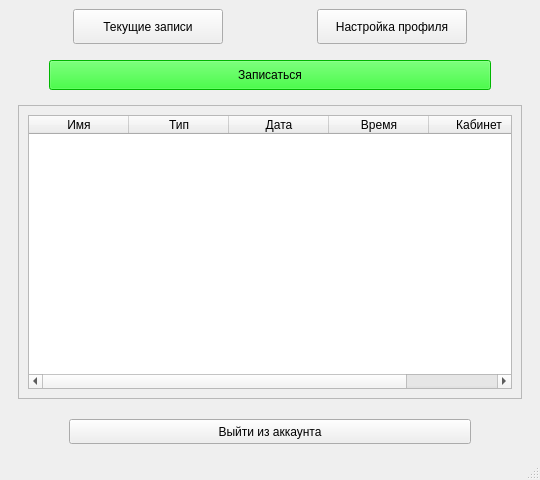
iktkhor/dentapp, file clientmenu.ui: the form before one commit.
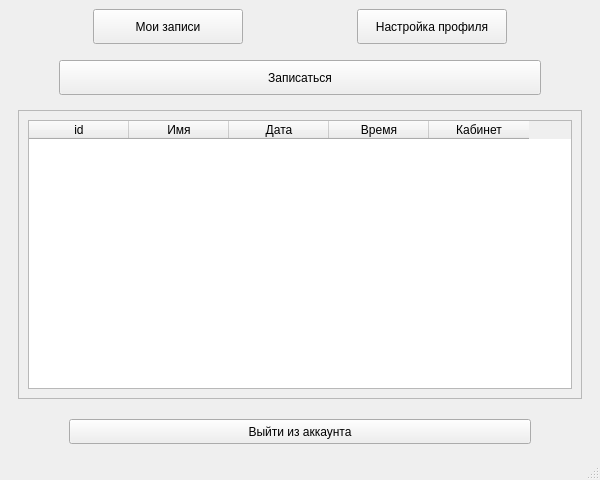
The form after the commit. The open tabs and pages were chosen to show the change.

The edit to the form file:
```diff
--- a/clientmenu.ui
+++ b/clientmenu.ui
@@ -6,13 +6,13 @@
    <rect>
     <x>0</x>
     <y>0</y>
-    <width>540</width>
+    <width>600</width>
     <height>480</height>
    </rect>
   </property>
   <property name="minimumSize">
    <size>
-    <width>540</width>
+    <width>600</width>
     <height>480</height>
    </size>
   </property>
@@ -41,7 +41,7 @@
          </size>
         </property>
         <property name="text">
-         <string>Текущие записи</string>
+         <string>Мои записи</string>
         </property>
        </widget>
       </item>
@@ -72,24 +72,24 @@
     <item>
      <layout class="QHBoxLayout" name="horizontalLayout_5">
       <property name="leftMargin">
-       <number>40</number>
+       <number>50</number>
       </property>
       <property name="topMargin">
        <number>10</number>
       </property>
       <property name="rightMargin">
-       <number>40</number>
+       <number>50</number>
       </property>
       <item>
        <widget class="QPushButton" name="pushButton">
         <property name="minimumSize">
          <size>
           <width>400</width>
-          <height>30</height>
+          <height>35</height>
          </size>
         </property>
         <property name="styleSheet">
-         <string notr="true">background-color: rgb(0, 255, 0);</string>
+         <string notr="true"/>
         </property>
         <property name="text">
          <string>Записаться</string>
@@ -115,23 +115,23 @@
             <rect>
              <x>0</x>
              <y>0</y>
-             <width>502</width>
-             <height>270</height>
+             <width>562</width>
+             <height>265</height>
             </rect>
            </property>
            <layout class="QHBoxLayout" name="horizontalLayout">
             <item>
              <widget class="QTableWidget" name="free_apps_table">
+              <column>
+               <property name="text">
+                <string>id</string>
+               </property>
+              </column>
               <column>
                <property name="text">
                 <string>Имя</string>
                </property>
               </column>
-              <column>
-               <property name="text">
-                <string>Тип</string>
-               </property>
-              </column>
               <column>
                <property name="text">
                 <string>Дата</string>
```
Left out of the diff: 16 changed lines with no effect on the pictures.
